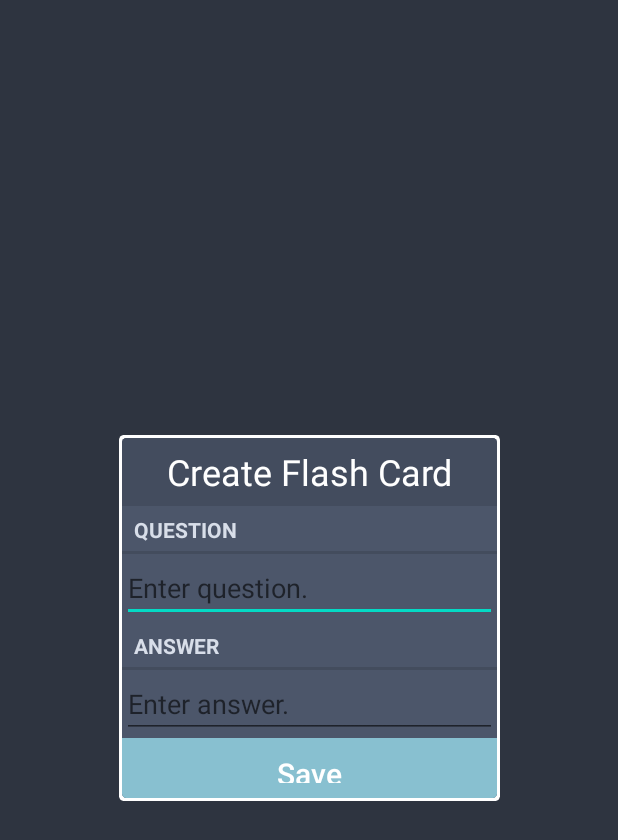
After one commit to csc567-final-project/FlashStudy, an Android app: the layout activity_flash_card_create.xml on its own in the app's theme, with its tools: preview values and no code run, on a phone screen of 412 x 824 dp. The commit adds this screen. Shown: the top 840 px of the screen. Run offline under Robolectric (Android 15) with nearby library versions, the phone set to English and light mode, and no system bars.

Commit message:
pre alpha stuff

```diff
--- a/app/src/main/AndroidManifest.xml
+++ b/app/src/main/AndroidManifest.xml
@@ -10,7 +10,8 @@
         android:roundIcon="@mipmap/ic_launcher_round"
         android:supportsRtl="true"
         android:theme="@style/Theme.FlashStudy">
-        <activity android:name=".CourseCreateActivity"></activity>
+        <activity android:name=".FlashCardCreateActivity"></activity>
+        <activity android:name=".CourseCreateActivity" />
 
         <meta-data
             android:name="com.google.android.actions"
--- a/app/src/main/java/com/csc567/android/flashstudy/FlashCardActivity.kt
+++ b/app/src/main/java/com/csc567/android/flashstudy/FlashCardActivity.kt
@@ -10,17 +10,21 @@ import androidx.drawerlayout.widget.DrawerLayout
 import androidx.recyclerview.widget.LinearLayoutManager
 import androidx.recyclerview.widget.RecyclerView
 import com.google.android.material.navigation.NavigationView
+import java.util.*
+import kotlin.collections.ArrayList
 
 class FlashCardActivity : AppCompatActivity() {
 
     private lateinit var quizButton: Button
     lateinit var toggle: ActionBarDrawerToggle
+    lateinit var flashSetId: UUID
 
     override fun onCreate(savedInstanceState: Bundle?) {
         super.onCreate(savedInstanceState)
         setContentView(R.layout.activity_flash_card)
         title = "CSC 567 - Exam 1"
 
+        flashSetId = intent.getStringExtra("flashSetId") as UUID
         val cards = ArrayList<FlashCard>()
 
         val flashCardRecyclerView: RecyclerView = findViewById(R.id.flash_card_recycler)
--- a/app/src/main/java/com/csc567/android/flashstudy/FlashSetAdapter.kt
+++ b/app/src/main/java/com/csc567/android/flashstudy/FlashSetAdapter.kt
@@ -18,12 +18,12 @@ class FlashSetAdapter(private val listener: OnItemClickListener, private val fla
         override fun onClick(v: View?) {
             val position = adapterPosition
             if (position != RecyclerView.NO_POSITION) {
-                listener.onItemClick(position)
+                listener.onItemClick(flashSetList[position])
             }
         }
     }
     interface OnItemClickListener {
-        fun onItemClick(position: Int)
+        fun onItemClick(flashSet: FlashSet)
     }
 
     override fun onCreateViewHolder(parent: ViewGroup, viewType: Int): FlashSetViewHolder {
--- a/app/src/main/java/com/csc567/android/flashstudy/FlashStudyApplication.kt
+++ b/app/src/main/java/com/csc567/android/flashstudy/FlashStudyApplication.kt
@@ -6,5 +6,6 @@ class FlashStudyApplication: Application() {
     override fun onCreate() {
         super.onCreate()
         CourseRepository.initialize(this)
+        FlashCardRepository.initialize(this)
     }
 }
--- a/app/src/main/java/com/csc567/android/flashstudy/database/FlashStudyDatabase.kt
+++ b/app/src/main/java/com/csc567/android/flashstudy/database/FlashStudyDatabase.kt
@@ -12,4 +12,5 @@ import com.csc567.android.flashstudy.FlashCard
 abstract class FlashStudyDatabase:RoomDatabase() {
 
     abstract fun courseDao(): CourseDao
+    abstract fun flashCardDao(): FlashCardDao
 }
--- a/app/src/main/java/com/csc567/android/flashstudy/database/FlashStudyTypeConverters.kt
+++ b/app/src/main/java/com/csc567/android/flashstudy/database/FlashStudyTypeConverters.kt
@@ -3,7 +3,7 @@ package com.csc567.android.flashstudy.database
 import androidx.room.TypeConverter
 import java.util.*
 
-class FlashStudyTypeConverters {
+class  FlashStudyTypeConverters {
     @TypeConverter
     fun fromUUID(uuid: UUID?): String? {
         return uuid?.toString()
--- /dev/null
+++ b/app/src/main/res/layout/activity_flash_card_create.xml
@@ -0,0 +1,111 @@
+<?xml version="1.0" encoding="utf-8"?>
+<androidx.constraintlayout.widget.ConstraintLayout
+    xmlns:android="http://schemas.android.com/apk/res/android"
+    xmlns:app="http://schemas.android.com/apk/res-auto"
+    xmlns:tools="http://schemas.android.com/tools"
+    android:id="@+id/popup_window_background"
+    android:layout_width="match_parent"
+    android:layout_height="match_parent"
+    tools:context=".CourseCreateActivity"
+    android:background="@color/nord0">
+
+    <androidx.cardview.widget.CardView
+        android:id="@+id/create_course_window_with_border"
+        android:layout_width="wrap_content"
+        android:layout_height="wrap_content"
+        android:layout_centerHorizontal="true"
+        android:layout_centerVertical="true"
+        app:cardBackgroundColor="#FFFFFF"
+        app:cardCornerRadius="3dp"
+        app:cardElevation="0dp"
+        app:cardMaxElevation="0dp"
+        app:cardPreventCornerOverlap="false"
+        app:layout_constraintBottom_toBottomOf="parent"
+        app:layout_constraintLeft_toLeftOf="parent"
+        app:layout_constraintRight_toRightOf="parent"
+        app:layout_constraintTop_toTopOf="parent">
+
+        <androidx.cardview.widget.CardView
+            android:id="@+id/create_course_window"
+            android:layout_width="wrap_content"
+            android:layout_height="wrap_content"
+            android:layout_centerInParent="true"
+            android:layout_margin="2dp"
+            app:cardBackgroundColor="@android:color/white"
+            app:cardCornerRadius="3dp"
+            app:cardElevation="0dp"
+            app:cardMaxElevation="0dp"
+            app:cardPreventCornerOverlap="false">
+
+            <androidx.constraintlayout.widget.ConstraintLayout
+                android:id="@+id/create_course_window_background_container"
+                android:layout_width="250dp"
+                android:minHeight="170dp"
+                android:background="@color/nord3"
+                android:layout_height="wrap_content"
+                android:layout_centerInParent="true">
+
+                <LinearLayout
+                    android:layout_width="match_parent"
+                    android:layout_height="match_parent"
+                    android:orientation="vertical">
+                    <androidx.appcompat.widget.AppCompatTextView
+                        android:id="@+id/create_flash_card_window_title"
+                        android:layout_width="match_parent"
+                        android:layout_height="45dp"
+                        app:autoSizeTextType="uniform"
+                        app:autoSizeMaxTextSize="24dp"
+                        android:background="@color/nord2"
+                        android:text="Create Flash Card"
+                        android:gravity="center"
+                        android:textAlignment="center"
+                        android:textColor="#FFFFFF"
+                        android:textSize="20sp"
+                        app:layout_constraintEnd_toEndOf="parent"
+                        app:layout_constraintStart_toStartOf="parent"
+                        app:layout_constraintTop_toTopOf="parent" />
+                    <TextView
+                        style="?android:listSeparatorTextViewStyle"
+                        android:layout_width="match_parent"
+                        android:layout_height="wrap_content"
+                        android:text="@string/flash_question_label"
+                        android:textColor="@color/nord4"/>
+                    <EditText
+                        android:id="@+id/flash_question_input"
+                        android:layout_width="match_parent"
+                        android:layout_height="wrap_content"
+                        android:hint="@string/flash_question_hint"
+                        android:textColor="@color/nord4"/>
+                    <TextView
+                        style="?android:listSeparatorTextViewStyle"
+                        android:layout_width="match_parent"
+                        android:layout_height="wrap_content"
+                        android:text="@string/flash_answer_label"
+                        android:textColor="@color/nord4"/>
+                    <EditText
+                        android:id="@+id/flash_answer_input"
+                        android:layout_width="match_parent"
+                        android:layout_height="wrap_content"
+                        android:hint="@string/flash_answer_hint"
+                        android:textColor="@color/nord4"/>
+                    <Button
+                        android:id="@+id/create_flash_card_window_button"
+                        style="?android:attr/borderlessButtonStyle"
+                        android:layout_width="match_parent"
+                        android:layout_height="40dp"
+                        android:background="@color/nord2"
+                        android:text="Save"
+                        android:textAllCaps="false"
+                        android:textColor="#FFFFFF"
+                        android:textSize="20sp"
+                        app:layout_constraintBottom_toBottomOf="parent"
+                        app:layout_constraintEnd_toEndOf="parent"
+                        app:layout_constraintStart_toStartOf="parent" />
+                </LinearLayout>
+
+            </androidx.constraintlayout.widget.ConstraintLayout>
+
+        </androidx.cardview.widget.CardView>
+    </androidx.cardview.widget.CardView>
+
+</androidx.constraintlayout.widget.ConstraintLayout>
--- a/app/src/main/res/values/strings.xml
+++ b/app/src/main/res/values/strings.xml
@@ -34,6 +34,10 @@
     <string name="course_code_hint">Enter course code.</string>
     <string name="course_name_label">Course Name</string>
     <string name="course_name_hint">Enter course name.</string>
+    <string name="flash_question_label">Question</string>
+    <string name="flash_question_hint">Enter question.</string>
+    <string name="flash_answer_label">Answer</string>
+    <string name="flash_answer_hint">Enter answer.</string>
     <!-- TODO: Remove or change this placeholder text -->
     <string name="hello_blank_fragment">Hello blank fragment</string>
 </resources>
```
Also changed, not shown: app/src/main/java/com/csc567/android/flashstudy/FlashCard.kt (+9 -2 lines), app/src/main/java/com/csc567/android/flashstudy/FlashCardCreateActivity.kt (added, +40 -0 lines), app/src/main/java/com/csc567/android/flashstudy/FlashCardFragment.kt (added, +140 -0 lines), app/src/main/java/com/csc567/android/flashstudy/FlashCardRepository.kt (added, +38 -0 lines), app/src/main/java/com/csc567/android/flashstudy/FlashCardSetActivity.kt (+4 -3 lines), app/src/main/java/com/csc567/android/flashstudy/FlashCardViewModel.kt (added, +7 -0 lines), app/src/main/java/com/csc567/android/flashstudy/database/FlashCardDao.kt (added, +17 -0 lines), app/src/main/res/layout/fragment_flash_card.xml (added, +14 -0 lines).
